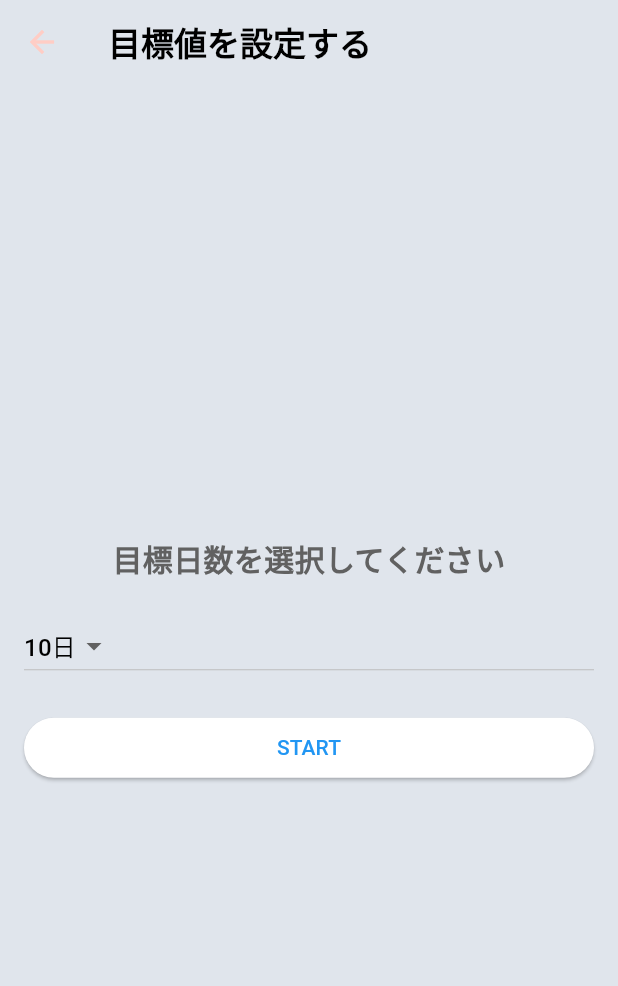
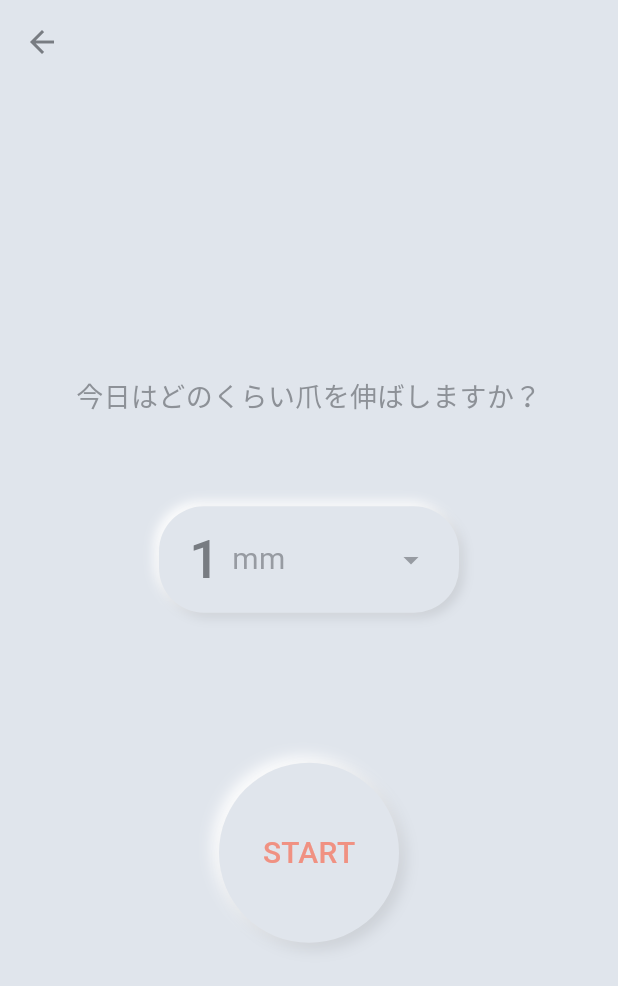
Before and after one commit to mknifish/nailgrow_flutter, a Flutter app: the SetGoalScreen screen opened directly, on a phone screen of 412 x 824 dp. Shown: the top 986 px of the screen. Run offline on Flutter 3.47's test engine with Material 3 defaults, Android fonts, the phone set to English and light mode, and no system bars; our stand-ins replace firebase_core, shared_preferences; accounts and stored records are empty; generated files the repository leaves out were written again.

Commit message:
目標設定画面にUIを反映

```diff
--- a/lib/screens/set_goal_screen.dart
+++ b/lib/screens/set_goal_screen.dart
@@ -12,47 +12,44 @@ class SetGoalScreen extends StatefulWidget {
 }
 
 class _SetGoalScreenState extends State<SetGoalScreen> {
-  int targetDays = 10; // 初期目標日数
+  int targetLength = 1; // 初期目標長さ (mm)
 
   @override
   Widget build(BuildContext context) {
     return Scaffold(
+      backgroundColor: Color(0xFFE0E5EC), // ニューモーフィズムの背景色
       appBar: AppBar(
-        title: Text('目標値を設定する'),
+        backgroundColor: Color(0xFFE0E5EC),
+        elevation: 0,
         automaticallyImplyLeading: !widget.isFirstTime,
+        iconTheme: IconThemeData(
+          color: Color.fromRGBO(120, 124, 130, 1),
+        ),
       ),
       body: Padding(
-        padding: const EdgeInsets.all(16.0),
+        padding: const EdgeInsets.symmetric(horizontal: 40.0, vertical: 24.0),
         child: Column(
           mainAxisAlignment: MainAxisAlignment.center,
           crossAxisAlignment: CrossAxisAlignment.stretch,
           children: [
             Text(
-              '目標日数を選択してください',
-              style: TextStyle(fontSize: 20, fontWeight: FontWeight.bold),
+              '今日はどのくらい爪を伸ばしますか？',
+              style: TextStyle(
+                fontSize: 18,
+                fontWeight: FontWeight.w500,
+                color: Color.fromRGBO(120, 124, 130, 0.8),
+              ),
               textAlign: TextAlign.center,
             ),
-            SizedBox(height: 20),
-            DropdownButton<int>(
-              value: targetDays,
-              items: [10, 20, 30].map((int value) {
-                return DropdownMenuItem<int>(
-                  value: value,
-                  child: Text('$value日'),
-                );
-              }).toList(),
-              onChanged: (int? newValue) {
-                setState(() {
-                  targetDays = newValue!;
-                });
-              },
-            ),
-            SizedBox(height: 20),
-            ElevatedButton(
+            SizedBox(height: 60),
+            _buildNeumorphicDropdown(),
+            SizedBox(height: 100),
+            _buildNeumorphicButton(
+              label: 'START',
               onPressed: () async {
                 // 目標日数をShared Preferencesに保存するロジック
                 final prefs = await SharedPreferences.getInstance();
-                await prefs.setInt('targetDays', targetDays);
+                await prefs.setInt('targetLength', targetLength);
                 await prefs.setString('goalSetDate', DateTime.now().toIso8601String());
                 // 目標日数を設定した後、HomeScreenの再描画を促す
                 Navigator.pushAndRemoveUntil(
@@ -66,11 +63,124 @@ class _SetGoalScreenState extends State<SetGoalScreen> {
                   (Route<dynamic> route) => false,
                 );
               },
-              child: Text('START'),
             )
           ],
         ),
       ),
     );
   }
+
+  Widget _buildNeumorphicDropdown() {
+    return Center(
+      child: Container(
+        width: 200,
+        padding: EdgeInsets.symmetric(horizontal: 20, vertical: 10),
+        decoration: BoxDecoration(
+          color: Color(0xFFE0E5EC),
+          borderRadius: BorderRadius.circular(30),
+          boxShadow: [
+            BoxShadow(
+              color: Colors.white,
+              offset: Offset(-3, -3),
+              blurRadius: 6,
+            ),
+            BoxShadow(
+              color: Colors.black.withOpacity(0.1),
+              offset: Offset(3, 3),
+              blurRadius: 6,
+            ),
+          ],
+        ),
+        child: Row(
+          mainAxisAlignment: MainAxisAlignment.spaceBetween,
+          children: [
+            Row(
+              children: [
+                Text(
+                  '$targetLength',
+                  style: TextStyle(
+                    color: Color.fromRGBO(120, 124, 130, 1),
+                    fontSize: 36,
+                    fontWeight: FontWeight.w500,
+                  ),
+                ),
+                SizedBox(width: 8),
+                Text(
+                  'mm',
+                  style: TextStyle(
+                    color: Color.fromRGBO(120, 124, 130, 0.7),
+                    fontSize: 20,
+                    fontWeight: FontWeight.w400,
+                  ),
+                ),
+              ],
+            ),
+            DropdownButton<int>(
+              value: targetLength,
+              icon: Icon(
+                Icons.arrow_drop_down,
+                color: Color.fromRGBO(120, 124, 130, 0.7),
+              ),
+              iconSize: 24,
+              elevation: 16,
+              underline: Container(height: 0),
+              style: TextStyle(fontSize: 0), // Hide the text as we're using custom text
+              items: [1, 2, 3, 4, 5].map((int value) {
+                return DropdownMenuItem<int>(
+                  value: value,
+                  child: Text('$value'),
+                );
+              }).toList(),
+              onChanged: (int? newValue) {
+                setState(() {
+                  targetLength = newValue!;
+                });
+              },
+            ),
+          ],
+        ),
+      ),
+    );
+  }
+
+  Widget _buildNeumorphicButton({
+    required String label,
+    required VoidCallback onPressed,
+  }) {
+    return Center(
+      child: GestureDetector(
+        onTap: onPressed,
+        child: Container(
+          width: 120,
+          height: 120,
+          decoration: BoxDecoration(
+            color: Color(0xFFE0E5EC),
+            shape: BoxShape.circle,
+            boxShadow: [
+              BoxShadow(
+                color: Colors.white,
+                offset: Offset(-4, -4),
+                blurRadius: 8,
+              ),
+              BoxShadow(
+                color: Colors.black.withOpacity(0.1),
+                offset: Offset(4, 4),
+                blurRadius: 8,
+              ),
+            ],
+          ),
+          child: Center(
+            child: Text(
+              label,
+              style: TextStyle(
+                fontSize: 20,
+                fontWeight: FontWeight.w500,
+                color: Color(0xFFF09182),
+              ),
+            ),
+          ),
+        ),
+      ),
+    );
+  }
 }
```
